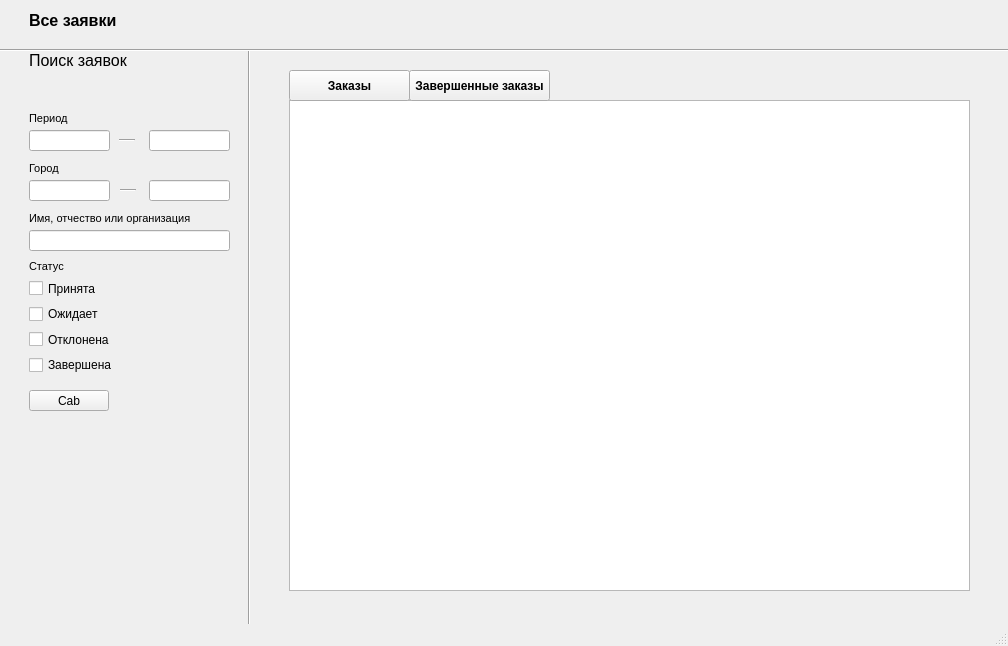
The window that lib/dispatchermainwindow.ui (akosleepe/Project) describes before a commit, drawn with Qt 5.
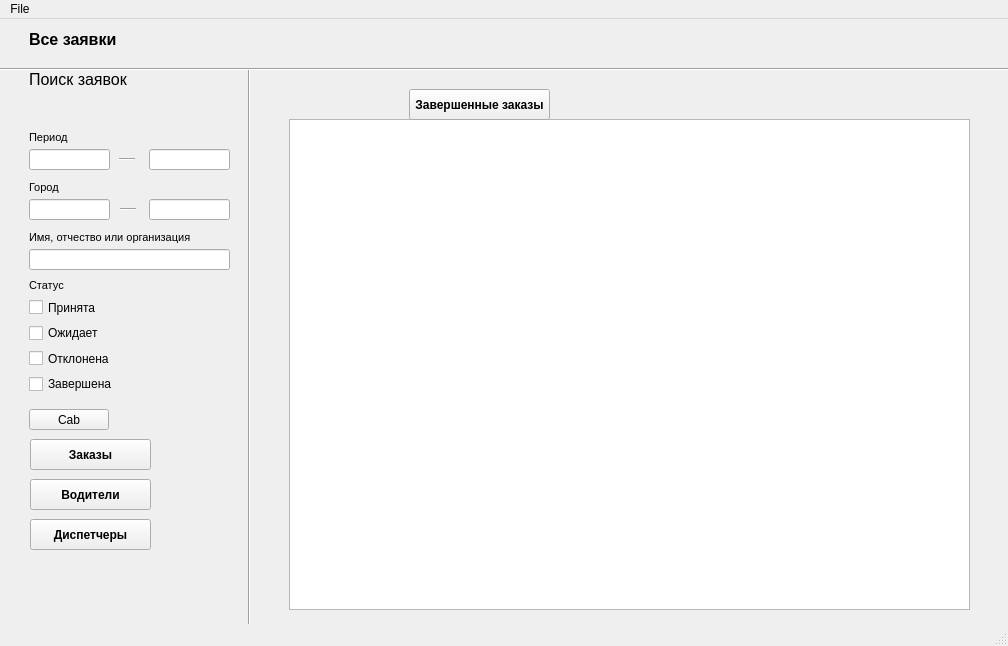
The same window after the commit.

```diff
--- a/lib/dispatchermainwindow.ui
+++ b/lib/dispatchermainwindow.ui
@@ -239,8 +239,8 @@
    <widget class="QPushButton" name="pushButton">
     <property name="geometry">
      <rect>
-      <x>289</x>
-      <y>70</y>
+      <x>30</x>
+      <y>420</y>
       <width>121</width>
       <height>31</height>
      </rect>
@@ -343,6 +343,44 @@
      <enum>Qt::Horizontal</enum>
     </property>
    </widget>
+   <widget class="QPushButton" name="driverButton">
+    <property name="geometry">
+     <rect>
+      <x>30</x>
+      <y>460</y>
+      <width>121</width>
+      <height>31</height>
+     </rect>
+    </property>
+    <property name="font">
+     <font>
+      <weight>75</weight>
+      <bold>true</bold>
+     </font>
+    </property>
+    <property name="text">
+     <string>Водители</string>
+    </property>
+   </widget>
+   <widget class="QPushButton" name="dispatcherButton">
+    <property name="geometry">
+     <rect>
+      <x>30</x>
+      <y>500</y>
+      <width>121</width>
+      <height>31</height>
+     </rect>
+    </property>
+    <property name="font">
+     <font>
+      <weight>75</weight>
+      <bold>true</bold>
+     </font>
+    </property>
+    <property name="text">
+     <string>Диспетчеры</string>
+    </property>
+   </widget>
   </widget>
   <widget class="QMenuBar" name="menubar">
    <property name="geometry">
@@ -353,6 +391,28 @@
      <height>20</height>
     </rect>
    </property>
+   <widget class="QMenu" name="menuFile">
+    <property name="title">
+     <string>File</string>
+    </property>
+    <widget class="QMenu" name="menuImport">
+     <property name="title">
+      <string>Import</string>
+     </property>
+     <addaction name="actionImport_Users"/>
+     <addaction name="actionImport_Routes"/>
+    </widget>
+    <widget class="QMenu" name="menuExport">
+     <property name="title">
+      <string>Export</string>
+     </property>
+     <addaction name="actionExport_Users"/>
+     <addaction name="actionExport_Routes"/>
+    </widget>
+    <addaction name="menuImport"/>
+    <addaction name="menuExport"/>
+   </widget>
+   <addaction name="menuFile"/>
   </widget>
   <widget class="QStatusBar" name="statusbar"/>
  </widget>
```
Left out of the diff: 95 changed lines with no effect on the pictures.
